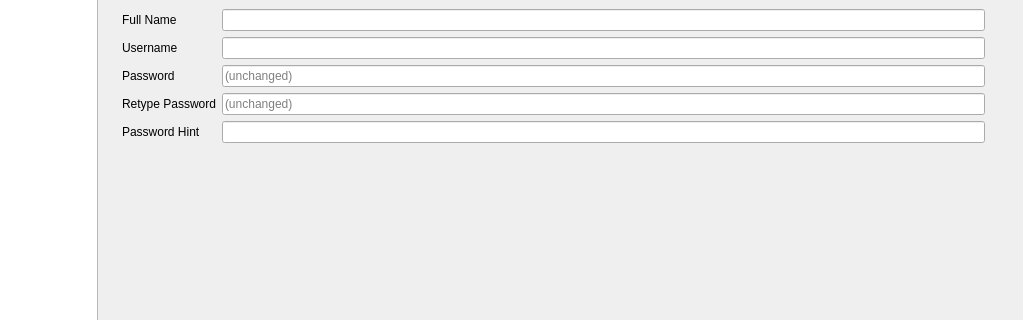
First picture: the form in infopanedropdown.ui, repository vicr123/theshell, before the edit; both pictures show x 178 to 1201 and y 228 to 548 of the 1201 by 835 pixel window.
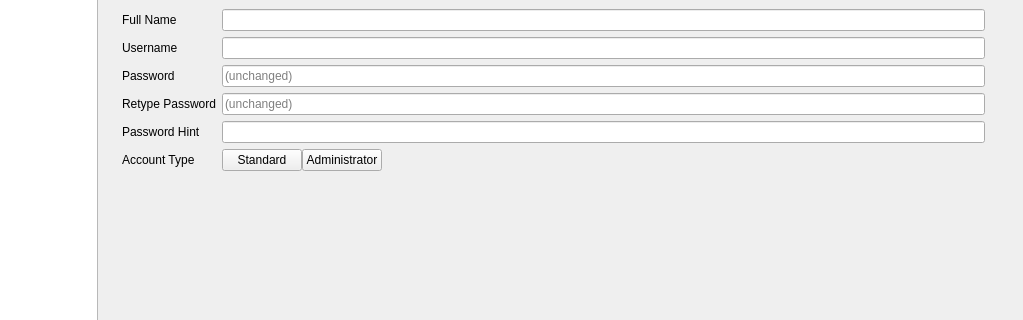
Second picture: the form after the edit. The open tabs and pages were chosen to show the change. Icons and pictures are not drawn. Custom widgets are drawn as their Qt base class.

Commit message: New end session screen

Diff of the .ui file:
```diff
--- a/infopanedropdown.ui
+++ b/infopanedropdown.ui
@@ -596,15 +596,15 @@
                  <minute>15</minute>
                  <second>0</second>
                  <year>1969</year>
-                 <month>10</month>
-                 <day>2</day>
+                 <month>9</month>
+                 <day>30</day>
                 </datetime>
                </property>
                <property name="date">
                 <date>
                  <year>1969</year>
-                 <month>10</month>
-                 <day>2</day>
+                 <month>9</month>
+                 <day>30</day>
                 </date>
                </property>
                <property name="displayFormat">
@@ -1761,8 +1761,8 @@
            <rect>
             <x>0</x>
             <y>0</y>
-            <width>174</width>
-            <height>59</height>
+            <width>1165</width>
+            <height>565</height>
            </rect>
           </property>
           <layout class="QVBoxLayout" name="verticalLayout_17">
@@ -2236,7 +2236,7 @@
          <item>
           <widget class="QStackedWidget" name="settingsTabs">
            <property name="currentIndex">
-            <number>3</number>
+            <number>9</number>
            </property>
            <widget class="QWidget" name="StartupSettings">
             <layout class="QGridLayout" name="gridLayout_2">
@@ -2623,8 +2623,8 @@
                  <rect>
                   <x>0</x>
                   <y>0</y>
-                  <width>883</width>
-                  <height>589</height>
+                  <width>372</width>
+                  <height>465</height>
                  </rect>
                 </property>
                 <layout class="QGridLayout" name="gridLayout_21">
@@ -3988,6 +3988,9 @@
                      </property>
                     </widget>
                    </item>
+                   <item row="4" column="1">
+                    <widget class="QLineEdit" name="userSettingsPasswordHint"/>
+                   </item>
                    <item row="2" column="0">
                     <widget class="QLabel" name="label_63">
                      <property name="text">
@@ -4002,8 +4005,52 @@
                      </property>
                     </widget>
                    </item>
-                   <item row="4" column="1">
-                    <widget class="QLineEdit" name="userSettingsPasswordHint"/>
+                   <item row="5" column="0">
+                    <widget class="QLabel" name="label_92">
+                     <property name="text">
+                      <string>Account Type</string>
+                     </property>
+                    </widget>
+                   </item>
+                   <item row="5" column="1">
+                    <layout class="QHBoxLayout" name="horizontalLayout_12">
+                     <property name="spacing">
+                      <number>0</number>
+                     </property>
+                     <item>
+                      <widget class="QPushButton" name="userSettingsStandardAccount">
+                       <property name="text">
+                        <string>Standard</string>
+                       </property>
+                       <property name="checkable">
+                        <bool>true</bool>
+                       </property>
+                      </widget>
+                     </item>
+                     <item>
+                      <widget class="QPushButton" name="userSettingsAdminAccount">
+                       <property name="text">
+                        <string>Administrator</string>
+                       </property>
+                       <property name="checkable">
+                        <bool>true</bool>
+                       </property>
+                      </widget>
+                     </item>
+                     <item>
+                      <spacer name="horizontalSpacer_9">
+                       <property name="orientation">
+                        <enum>Qt::Horizontal</enum>
+                       </property>
+                       <property name="sizeHint" stdset="0">
+                        <size>
+                         <width>40</width>
+                         <height>20</height>
+                        </size>
+                       </property>
+                      </spacer>
+                     </item>
+                    </layout>
                    </item>
                   </layout>
                  </item>
@@ -4092,7 +4139,25 @@
                  <item>
                   <widget class="QLabel" name="label_66">
                    <property name="text">
-                    <string>You're about to delete this user. Are you sure?</string>
+                    <string>Do you also want to keep files from this user?
+
+Items that will be kept if you choose to keep files:
+- Home directory
+- Mail Spool
+- Temporary Files</string>
+                   </property>
+                  </widget>
+                 </item>
+                 <item>
+                  <widget class="QLabel" name="label_93">
+                   <property name="font">
+                    <font>
+                     <weight>75</weight>
+                     <bold>true</bold>
+                    </font>
+                   </property>
+                   <property name="text">
+                    <string>This is the final step. The user will be deleted once you choose whether to keep or remove files.</string>
                    </property>
                   </widget>
                  </item>
```
The commit also changes 5 other files.
